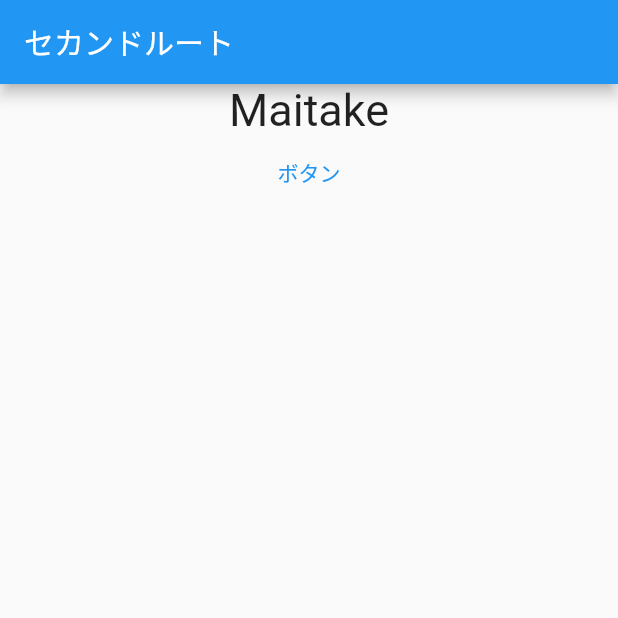
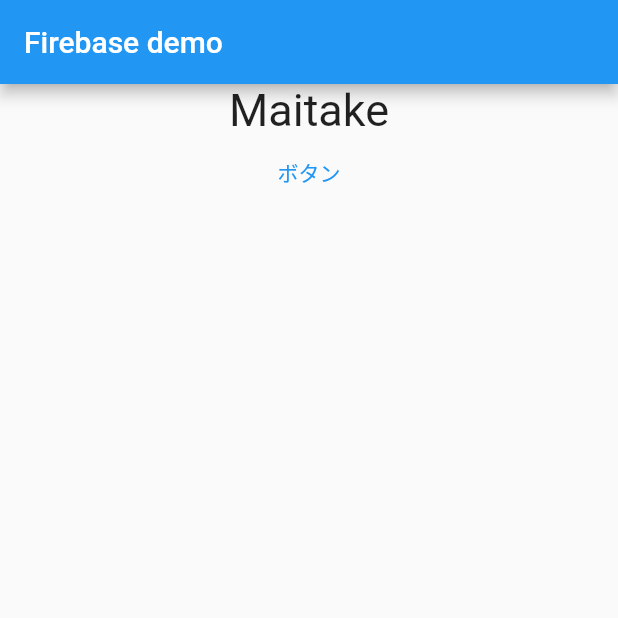
Before and after one commit to MaitakeKojiro/f_study, a Flutter app: the screen it shows after launch, on a phone screen of 412 x 824 dp, the top half of it. Run offline on Flutter 3.47's test engine with Material 2 defaults, Android fonts, the phone set to English and light mode, and no system bars; our stand-ins replace cloud_firestore, firebase_core; accounts and stored records are empty.

Commit message:
Firebase接続

```diff
--- a/lib/main.dart
+++ b/lib/main.dart
@@ -1,23 +1,48 @@
+
+import 'package:example/book_list_page.dart';
 import 'package:example/main_model.dart';
 import 'package:flutter/material.dart';
 import 'package:provider/provider.dart';
+import 'package:firebase_core/firebase_core.dart';
 
-void main() => runApp(MyApp());
-// StatelessWidgetは状態を持たない
-// ビルドしたときの値から変えられない。
+Future<void> main() async {
+  WidgetsFlutterBinding.ensureInitialized();
+  runApp(MyApp());
+}
 
 class MyApp extends StatelessWidget {
+  final Future<FirebaseApp> _initialization = Firebase.initializeApp();
+
+  @override
+  Widget build(BuildContext context) {
+    // Firebase初期化
+    return FutureBuilder(
+      future: _initialization,
+      builder: (context, snapshot) {
+        if (snapshot.hasError) {
+          print("${snapshot.error}");
+          return Container();
+        }
+        if (snapshot.connectionState == ConnectionState.done) {
+          return Main();
+        }
+        return Container();
+      },
+    );
+  }
+}
+
+class Main extends StatelessWidget {
   @override
   Widget build(BuildContext context) {
     return MaterialApp(
-      title: 'Flutter Demo',
+      title: "Flutter Demo",
       home: ChangeNotifierProvider<MainModel>(
         create: (_) => MainModel(),
         child: Scaffold(
           appBar: AppBar(
-            title: Text("セカンドルート"),
+            title: Text("Firebase demo"),
           ),
-          // Consumerで囲んだ部分だけ、再描画される
           body: Consumer<MainModel>(builder: (context, model, child) {
             return Center(
               child: Column(
@@ -29,13 +54,14 @@ class MyApp extends StatelessWidget {
                     ),
                   ),
                   TextButton(
-                    // ボタンを押したときに変数maiTextの値を変える
+                    child: Text('ボタン'),
                     onPressed: () {
-                      //todo ここで何か
-                      model.changeMaiText();
+                      Navigator.push(
+                        context,
+                        MaterialPageRoute(builder: (context) => BookList()),
+                      );
                     },
-                    child: Text('ボタン'),
-                  )
+                  ),
                 ],
               ),
             );
--- a/pubspec.yaml
+++ b/pubspec.yaml
@@ -13,6 +13,8 @@ dependencies:
     sdk: flutter
   cupertino_icons: ^1.0.2
   provider: ^5.0.0
+  firebase_core: ^1.0.3
+  cloud_firestore: ^1.0.4
 
 dev_dependencies:
   flutter_test:
```
Also changed, not shown: lib/book_list_page.dart (added, +30 -0 lines), pubspec.lock, 3 other files.
